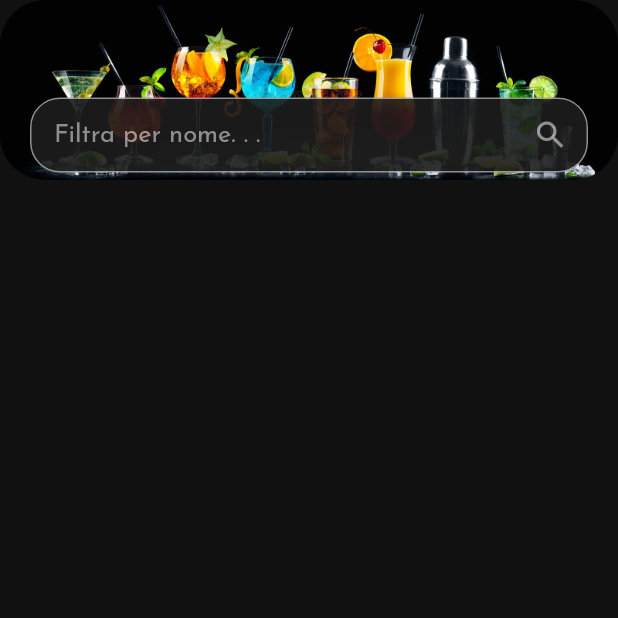
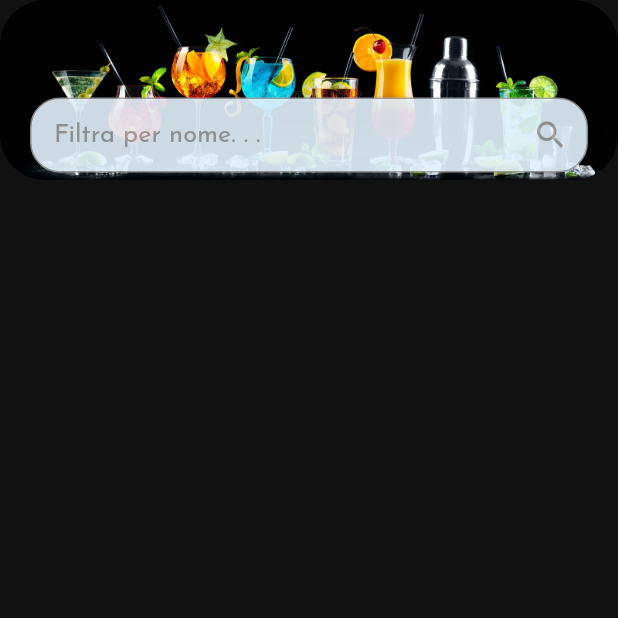
Before and after one commit to franc-simonelli/my-cocktail-servizi-rest-api, a Flutter app: the AllCocktailScreen screen opened by its route, on a phone screen of 412 x 824 dp, the top half of it. Run offline on Flutter 3.47's test engine with Material 2 defaults, Android fonts, the phone set to English and light mode, and no system bars; our stand-ins replace custom_navigation_bar, google_fonts, shared_preferences; missing offline and left inert: flutter_simple_dependency_injection; accounts and stored records are empty.

Commit message:
fix theme

```diff
--- a/lib/main.dart
+++ b/lib/main.dart
@@ -20,6 +20,7 @@ import 'package:autoproject/services/drink_service.dart';
 import 'package:autoproject/services/http_service.dart';
 import 'package:autoproject/utils/my_theme.dart';
 import 'package:flutter/material.dart';
+import 'package:flutter/scheduler.dart';
 import 'package:flutter/services.dart';
 import 'package:flutter_simple_dependency_injection/injector.dart';
 import 'package:provider/provider.dart';
@@ -45,7 +46,7 @@ void main() {
     SystemUiOverlayStyle(
       statusBarColor: Colors.transparent,
       statusBarIconBrightness: Brightness.light,
-      systemNavigationBarColor: MyTheme.secondary
+      systemNavigationBarColor: MyTheme.theme.primaryColor
     )
   );
 }
--- a/lib/screen/dashboard/dashboard_screen.dart
+++ b/lib/screen/dashboard/dashboard_screen.dart
@@ -42,7 +42,7 @@ class DashboardScreen extends StatelessWidget {
                 padding: const EdgeInsets.only(left: 20, right: 20, bottom: 0),
                 child: Container(
                   decoration: BoxDecoration(
-                    color: MyTheme.secondary,
+                    color: MyTheme.theme.primaryColor,
                     borderRadius: BorderRadius.circular(20),
                     border: Border.all(color: Colors.grey.shade700),
 
@@ -87,7 +87,7 @@ class DashboardScreen extends StatelessWidget {
                       backgroundColor: Colors.transparent,
                       borderRadius: Radius.circular(20),
                       opacity: 0.5,
-                      strokeColor: MyTheme.secondary,
+                      strokeColor: MyTheme.theme.primaryColor,
                       selectedColor: Colors.white,
                       unSelectedColor: Colors.grey,
                       items: [
--- a/lib/screen/home/all_cocktail/all_cocktail_screen.dart
+++ b/lib/screen/home/all_cocktail/all_cocktail_screen.dart
@@ -16,7 +16,7 @@ class AllCocktailScreen extends StatelessWidget {
   @override
   Widget build(BuildContext context) {
     return Scaffold(
-      backgroundColor: MyTheme.secondary,
+      backgroundColor: MyTheme.theme.primaryColor,
       body: CustomScrollView(
         physics: ScrollPhysics(parent: BouncingScrollPhysics()),
         slivers: [
@@ -76,7 +76,7 @@ class AllCocktailScreen extends StatelessWidget {
 
   Widget sliverAppBarAllCocktail() {
     return SliverAppBar(
-      backgroundColor: MyTheme.secondary,
+      backgroundColor: MyTheme.theme.primaryColor,
       pinned: false,
       snap: false,
       floating: true,
--- a/lib/screen/home/all_cocktail/widget/filtro_all_cocktail_widget.dart
+++ b/lib/screen/home/all_cocktail/widget/filtro_all_cocktail_widget.dart
@@ -50,7 +50,7 @@ class _FiltroAllCocktailWidgetState extends State<FiltroAllCocktailWidget> {
       opacity: 0.9,
       child: Container(
         decoration: BoxDecoration(
-          color: MyTheme.primary,
+          color: MyTheme.theme.secondaryHeaderColor,
           borderRadius: BorderRadius.circular(20),
           border: Border.all(color: Colors.grey)
         ),
--- a/lib/screen/home/all_ingredienti/view_all_ingredienti_screen.dart
+++ b/lib/screen/home/all_ingredienti/view_all_ingredienti_screen.dart
@@ -17,7 +17,7 @@ class ViewAllIngredientiScreen extends StatelessWidget {
   Widget build(BuildContext context) {
 
     return Scaffold(
-      backgroundColor: MyTheme.secondary,
+      backgroundColor: MyTheme.theme.primaryColor,
       body: CustomScrollView(
         physics: ScrollPhysics(parent: BouncingScrollPhysics()),
         slivers: [
@@ -50,7 +50,7 @@ class ViewAllIngredientiScreen extends StatelessWidget {
 
   Widget sliverAppBarAllIngredienti() {
     return SliverAppBar(
-      backgroundColor: MyTheme.secondary,
+      backgroundColor: MyTheme.theme.primaryColor,
       pinned: false,
       snap: false,
       floating: true,
--- a/lib/screen/home/all_ingredienti/widget/filtro_all_ingredienti_widget.dart
+++ b/lib/screen/home/all_ingredienti/widget/filtro_all_ingredienti_widget.dart
@@ -50,7 +50,7 @@ class _FiltroAllIngredientiWidgetState extends State<FiltroAllIngredientiWidget>
       opacity: 0.9,
       child: Container(
         decoration: BoxDecoration(
-          color: MyTheme.primary,
+          color: MyTheme.theme.splashColor,
           borderRadius: BorderRadius.circular(20),
           border: Border.all(color: Colors.grey),
         ),
--- a/lib/screen/home/dettaglio_screen/widget/sliver_list_details_cocktail_widget.dart
+++ b/lib/screen/home/dettaglio_screen/widget/sliver_list_details_cocktail_widget.dart
@@ -17,8 +17,9 @@ class _SliverListDetailsCocktailState extends State<SliverListDetailsCocktail> w
 
    @override
   void initState() {
+
     _controller = AnimationController(duration: const Duration(milliseconds: 500), vsync: this);
-    _animation = Tween<double>(begin: 0.0, end: 1.0).animate(_controller);
+     _animation = Tween<double>(begin: 0.0, end: 1.0).animate(_controller);
     _controller.addListener(() {
     setState(() {});
     });
@@ -135,7 +136,7 @@ class _SliverListDetailsCocktailState extends State<SliverListDetailsCocktail> w
       barrierDismissible: false, // user must tap button!
       builder: (BuildContext context) {
         return AlertDialog(
-          backgroundColor: MyTheme.primary,
+          backgroundColor: MyTheme.theme.secondaryHeaderColor,
           title: Text('Informazioni', style: MyTheme.theme.textTheme.titleSmall,),
           content: SingleChildScrollView(
             child: ListBody(
--- a/lib/screen/home/search_cocktails_screen.dart
+++ b/lib/screen/home/search_cocktails_screen.dart
@@ -39,7 +39,7 @@ class SearchCocktailScreen extends StatelessWidget {
     return Expanded(
       child: Container(
         // color: Colors.red,
-        color: MyTheme.secondary,
+        color: MyTheme.theme.splashColor,
         child: ListView.builder(
           itemCount: provider.drinksByNameSearch.length,
           itemBuilder: (context, i){
@@ -68,7 +68,7 @@ class SearchCocktailScreen extends StatelessWidget {
     return Expanded(
       child: Container(
         // color: Colors.red,
-        color: MyTheme.secondary,
+        color: MyTheme.theme.primaryColor,
         child: ListView.builder(
           itemCount: provider.cronologiaDrinks.length,
           itemBuilder: (context, i){
--- a/lib/screen/home/widget/search_cocktail_by_name_widget.dart
+++ b/lib/screen/home/widget/search_cocktail_by_name_widget.dart
@@ -49,7 +49,7 @@ class _SearhCocktailByNameWidgetState extends State<SearhCocktailByNameWidget> {
   Widget build(BuildContext context) {
     return Container(
       decoration: BoxDecoration(
-        color: MyTheme.primary,
+        color: MyTheme.theme.splashColor,
         borderRadius: BorderRadius.circular(20),
         border: Border.all(color: Colors.grey)
       ),
--- a/lib/screen/preferiti/preferiti_screen.dart
+++ b/lib/screen/preferiti/preferiti_screen.dart
@@ -18,7 +18,7 @@ class PreferitiScreen extends StatelessWidget {
     Provider.of<DrinkProvider>(context, listen: false).generateListaPreferiti();
 
     return Scaffold(
-      backgroundColor: MyTheme.secondary,
+      backgroundColor: MyTheme.theme.primaryColor,
       body: CustomScrollView(
         slivers: [
           sliverAppBar(),
@@ -82,7 +82,7 @@ class PreferitiScreen extends StatelessWidget {
       expandedHeight: 300,
       pinned: false,
       floating: true,
-      backgroundColor: MyTheme.secondary,
+      backgroundColor: MyTheme.theme.primaryColor,
       flexibleSpace: FlexibleSpaceBar(
         background: Container(
           decoration: BoxDecoration(
--- a/lib/screen/preferiti/widget/cocktail_preferito_card_widget.dart
+++ b/lib/screen/preferiti/widget/cocktail_preferito_card_widget.dart
@@ -28,8 +28,8 @@ class CocktailPreferitocardWidget extends StatelessWidget {
           height: MediaQuery.of(context).size.width / 2,
           decoration: BoxDecoration(
             borderRadius: BorderRadius.circular(20),
-            color: MyTheme.primary,
-             boxShadow: MyTheme.shadowCardPreferiti
+            color: MyTheme.theme.splashColor,
+            boxShadow: MyTheme.shadowCardPreferiti
           ),
           child: Padding(
             padding: const EdgeInsets.only(right: 15),
--- a/lib/screen/settings/widget/filter_ingredienti_widget.dart
+++ b/lib/screen/settings/widget/filter_ingredienti_widget.dart
@@ -50,7 +50,7 @@ class _FilterIngredientiWidgetState extends State<FilterIngredientiWidget> {
       padding: const EdgeInsets.all(8.0),
       child: Container(
         decoration: BoxDecoration(
-          color: MyTheme.primary,
+          color: MyTheme.theme.splashColor,
           borderRadius: BorderRadius.circular(20),
           border: Border.all(color: Colors.grey)
         ),
--- a/lib/utils/my_theme.dart
+++ b/lib/utils/my_theme.dart
@@ -9,8 +9,9 @@ class MyTheme {
 
   // static Color primary = Color.fromARGB(255, 30, 31, 37);
   // static Color secondary = Color.fromARGB(255, 21, 21, 26);
-  static Color primary = Color.fromARGB(255, 29, 29, 29);
-  static Color secondary =  Color.fromARGB(255, 17, 17, 17);
+  static Color secondary = Color.fromARGB(255, 29, 29, 29);
+  static Color primary =  Color.fromARGB(255, 17, 17, 17);
+
   static Color ingredienteCard = Color.fromARGB(255, 15, 15, 15);
   static Color cocktailCard = Color.fromARGB(255, 17, 17, 20);
 
@@ -35,8 +36,17 @@ class MyTheme {
     begin: Alignment.topCenter,
     end: Alignment.bottomCenter,
     colors: [
-      MyTheme.primary,
+      MyTheme.secondary,
       Color.fromARGB(255, 20, 20, 20)
+    ],
+  );
+
+  static LinearGradient gradientIngredienteLight = LinearGradient(
+    begin: Alignment.topCenter,
+    end: Alignment.bottomCenter,
+    colors: [
+      Colors.amber,
+      Colors.red
     ],
   );
 
@@ -67,6 +77,7 @@ class MyTheme {
   ];
 
   static List<BoxShadow> shadowIngrediente = [
+
     BoxShadow(
       blurRadius: 1,
       offset: Offset(-2, -2),
@@ -84,6 +95,8 @@ class MyTheme {
     // fontFamily: 'RobotoMono',
     backgroundColor: primary,
     scaffoldBackgroundColor: primary,
+    primaryColor: primary,
+    splashColor: secondary,
 
     textTheme: TextTheme(
       titleLarge: GoogleFonts.josefinSans(textStyle: TextStyle(color: Colors.grey, fontSize: 40)),
```
Also changed, not shown: lib/screen/home/dettaglio_screen/detail_cocktail_screen.dart (+9 -5 lines), lib/screen/home/dettaglio_screen/widget/sliver_appbar_details_cocktail_widget.dart (added, +110 -0 lines), lib/screen/home/home_page_screen.dart (+10 -7 lines), lib/screen/home/widget/ingrediente_widget.dart (+10 -2 lines), lib/screen/settings/settings_screen.dart (+4 -101 lines).
